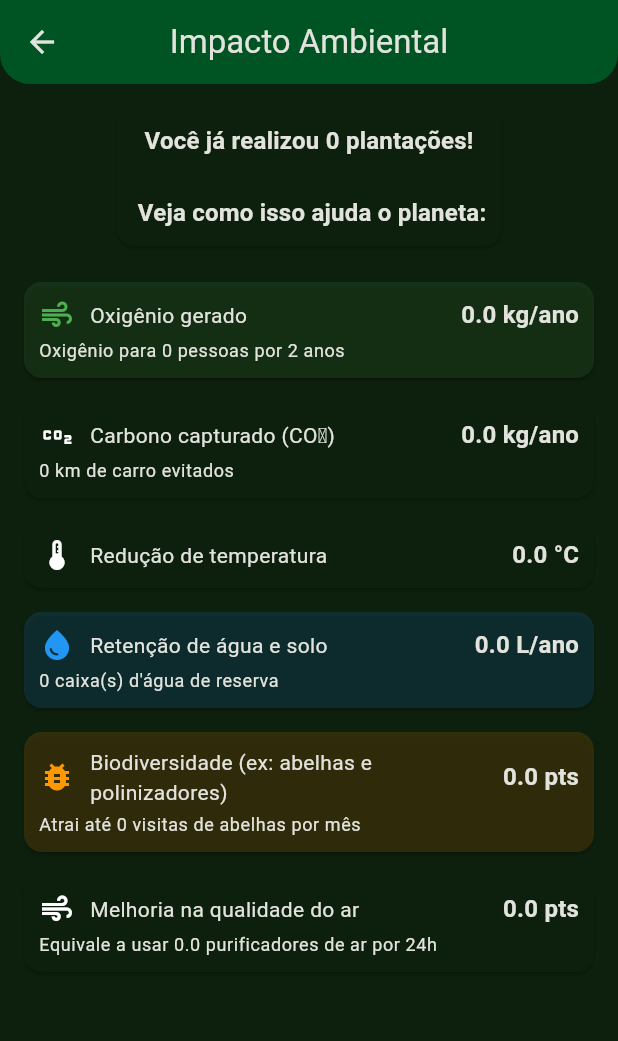
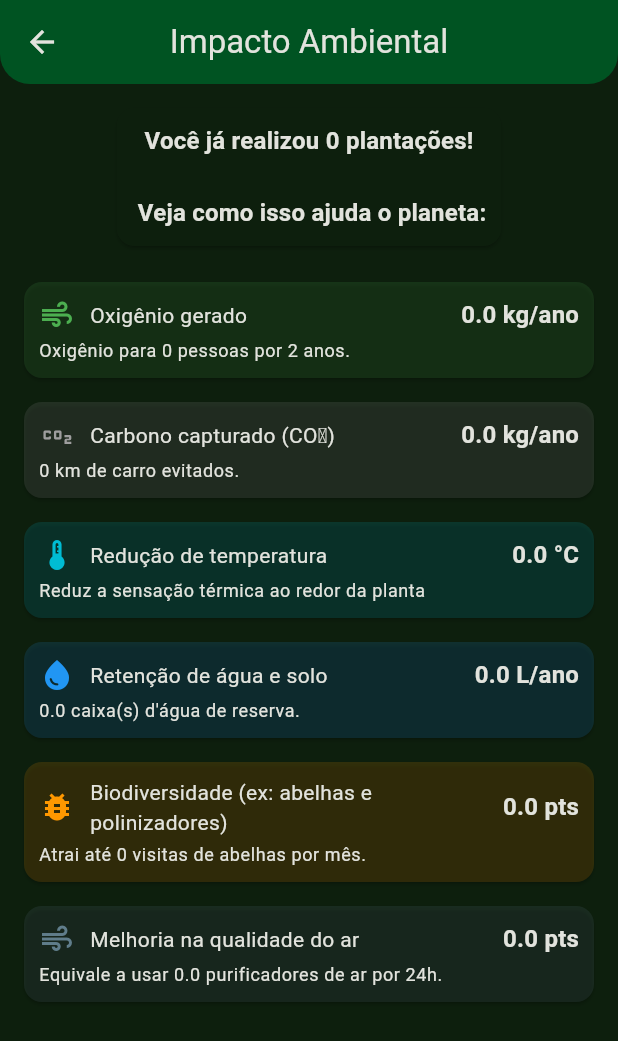
Before and after one commit to lucas3g/school_planting, a Flutter app: the ImpactPage screen opened directly, on a phone screen of 412 x 824 dp. Shown: the top 1041 px of the screen. Run offline on Flutter 3.47's test engine with Material 3 defaults, Android fonts, the phone set to English and light mode, and no system bars; our stand-ins replace cached_network_image, dio, dotted_border, firebase_core, flutter_bloc, geolocator and 9 more; missing offline and left inert: google_sign_in_platform_interface, super_sliver_list; accounts and stored records are empty.

Commit message:
Refatora o layout do widget de usuário e aprimora a exibição de informações na página de impacto

```diff
--- a/lib/modules/impact/presentation/impact_page.dart
+++ b/lib/modules/impact/presentation/impact_page.dart
@@ -114,13 +114,21 @@ class _ImpactPageState extends State<ImpactPage> {
             if (state is ImpactLoadingState) {
               return const Center(child: AppCircularIndicatorWidget());
             }
+
             if (state is ImpactSuccessState) {
               final m = state.metrics;
               final oxygenPeople = (m.oxygen / 240).round();
               final avoidedKm = (m.carbon * 350 / 88).round();
-              final waterTanks = (m.water / 200).round();
+              final waterTanks = (m.water / 200);
               final beeVisits = (m.totalPlantings * 16);
               final purifiers = (m.totalPlantings / 5);
+
+              String textTemp = m.temperature <= 0.3
+                  ? 'Reduz a sensação térmica ao redor da planta'
+                  : m.temperature >= 0.4 && m.temperature <= 0.6
+                  ? 'Equivale à sombra de uma árvore em dia quente'
+                  : 'Ajuda a refrescar o ambiente como 1 ventilador';
+
               return Padding(
                 padding: const EdgeInsets.all(AppThemeConstants.padding),
                 child: Column(
@@ -132,25 +140,28 @@ class _ImpactPageState extends State<ImpactPage> {
                       Icons.air,
                       color: Colors.green,
                       description:
-                          'Oxigênio para $oxygenPeople pessoas por 2 anos',
+                          'Oxigênio para $oxygenPeople pessoas por 2 anos.',
                     ),
                     _buildItem(
                       'Carbono capturado (CO₂)',
                       '${m.carbon.toStringAsFixed(1)} kg/ano',
                       Icons.co2,
-                      description: '$avoidedKm km de carro evitados',
+                      color: Colors.grey,
+                      description: '$avoidedKm km de carro evitados.',
                     ),
                     _buildItem(
                       'Redução de temperatura',
                       '${m.temperature.toStringAsFixed(1)} °C',
+                      color: Colors.cyan,
                       Icons.thermostat,
+                      description: textTemp,
                     ),
                     _buildItem(
                       'Retenção de água e solo',
                       '${m.water.toStringAsFixed(1)} L/ano',
                       Icons.water_drop,
                       color: Colors.blue,
-                      description: '$waterTanks caixa(s) d\'água de reserva',
+                      description: '$waterTanks caixa(s) d\'água de reserva.',
                     ),
                     _buildItem(
                       'Biodiversidade (ex: abelhas e polinizadores)',
@@ -158,14 +169,15 @@ class _ImpactPageState extends State<ImpactPage> {
                       Icons.bug_report,
                       color: Colors.orange,
                       description:
-                          'Atrai até $beeVisits visita${beeVisits == 1 ? '' : 's'} de abelhas por mês',
+                          'Atrai até $beeVisits visita${beeVisits == 1 ? '' : 's'} de abelhas por mês.',
                     ),
                     _buildItem(
                       'Melhoria na qualidade do ar',
                       '${m.airQuality.toStringAsFixed(1)} pts',
                       Icons.air_outlined,
+                      color: Colors.blueGrey,
                       description:
-                          'Equivale a usar $purifiers purificador${purifiers == 1 ? '' : 'es'} de ar por 24h',
+                          'Equivale a usar $purifiers purificador${purifiers == 1 ? '' : 'es'} de ar por 24h.',
                     ),
                   ],
                 ),
--- a/lib/modules/my_plantings/presentation/my_plantings_page.dart
+++ b/lib/modules/my_plantings/presentation/my_plantings_page.dart
@@ -71,6 +71,7 @@ class _MyPlantingsPageState extends State<MyPlantingsPage> {
               }
 
               return SuperListView.separated(
+                cacheExtent: 1000,
                 padding: const EdgeInsets.all(AppThemeConstants.padding),
                 itemCount: state.plantings.length,
                 separatorBuilder: (context, index) =>
```
Also changed, not shown: lib/modules/home/presentation/widgets/card_user_widget.dart (+53 -13 lines).
